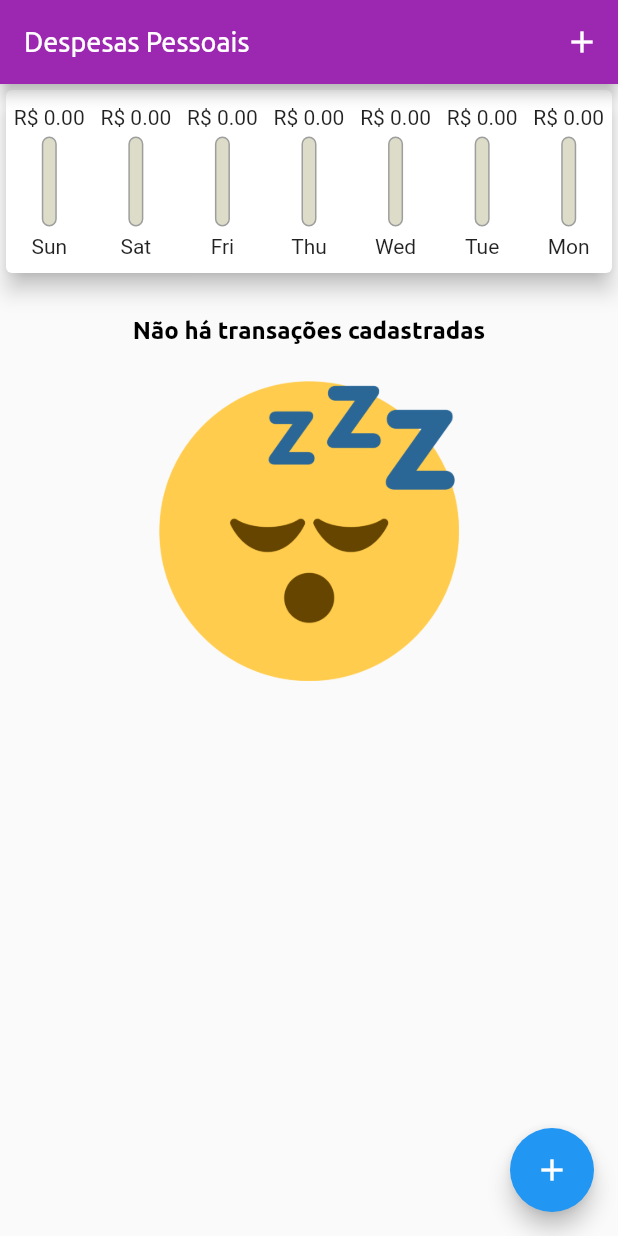
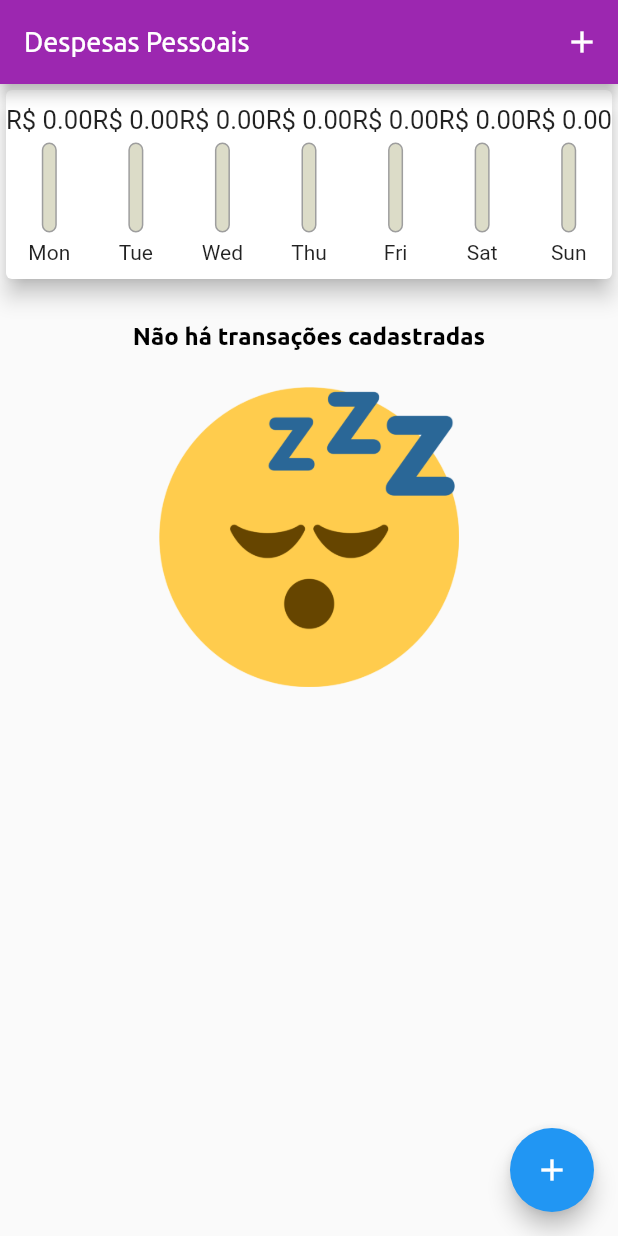
Before and after one commit to sophiecalixto/personal_expenses, a Flutter app: the screen it shows after launch, on a phone screen of 412 x 824 dp. Run offline on Flutter 3.47's test engine with Material 2 defaults, Android fonts, the phone set to English and light mode, and no system bars.

Commit message:
style: ListTile and chart_bar

```diff
--- a/lib/components/chart_bar.dart
+++ b/lib/components/chart_bar.dart
@@ -16,8 +16,11 @@ class ChartBar extends StatelessWidget {
   Widget build(BuildContext context) {
     return Column(
       children: [
-        FittedBox(
-          child: Text("R\$ ${value.toStringAsFixed(2)}"),
+        SizedBox(
+          height: 20,
+          child: FittedBox(
+            child: Text("R\$ ${value.toStringAsFixed(2)}"),
+          ),
         ),
         const SizedBox(height: 5),
         SizedBox(
--- a/lib/components/chart_widget.dart
+++ b/lib/components/chart_widget.dart
@@ -33,7 +33,7 @@ class ChartWidget extends StatelessWidget {
           'value': totalSum,
         };
       },
-    );
+    ).reversed.toList();
   }
 
   double get _weekTotalValue {
```
Also changed, not shown: lib/components/transaction_list.dart (+12 -22 lines).
